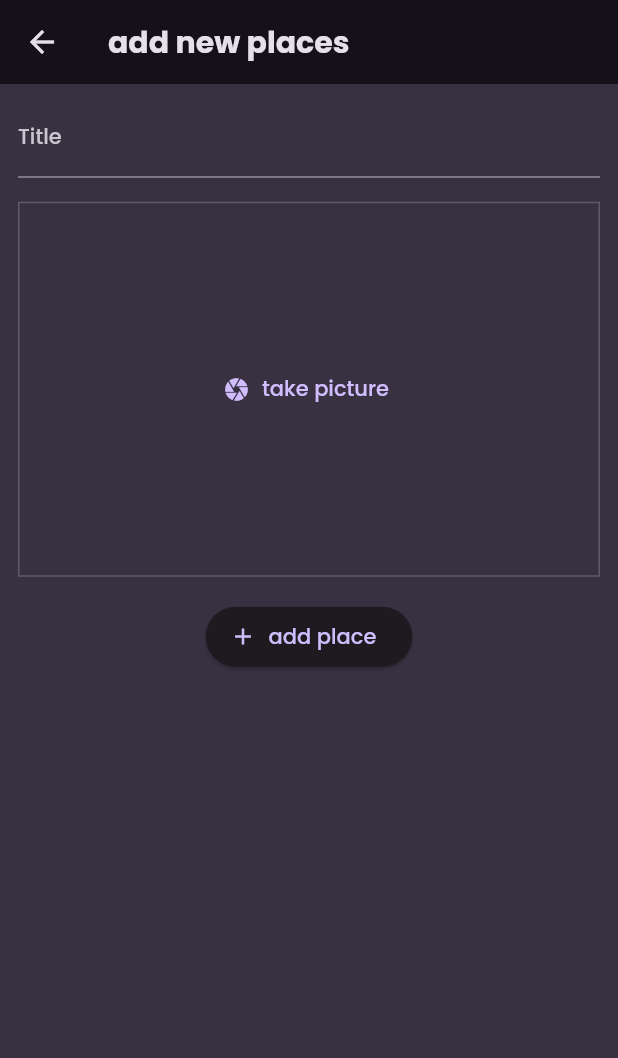
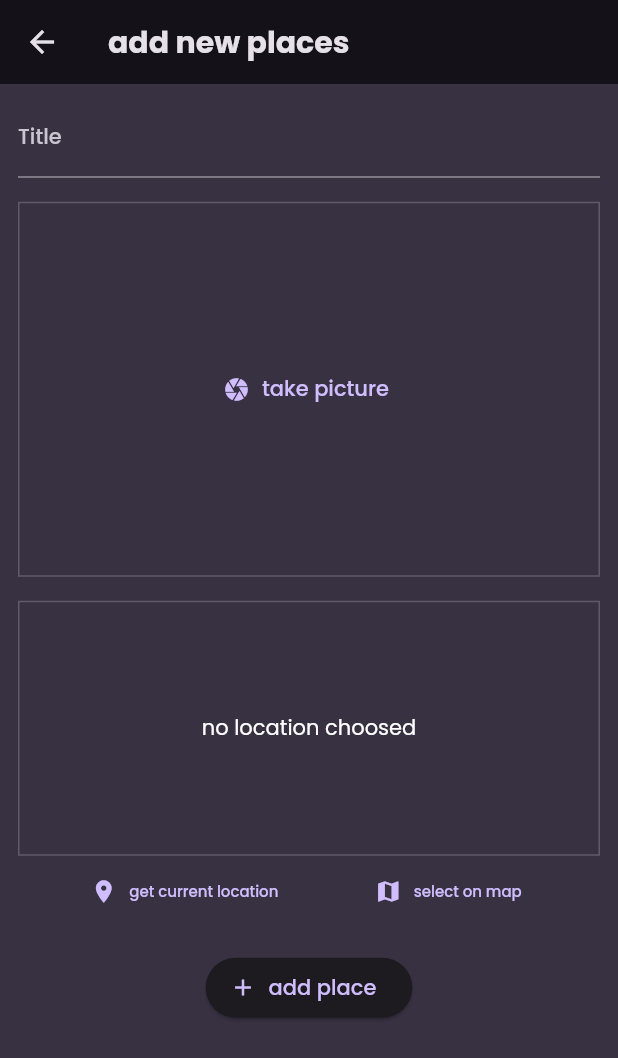
Before and after one commit to simar295/favourite_places_app, a Flutter app: the addplacescreen screen opened directly, on a phone screen of 412 x 824 dp. Shown: the top 1058 px of the screen. Run offline on Flutter 3.47's test engine with Material 2 defaults, Android fonts, the light colour scheme and no system bars; our stand-ins replace flutter_riverpod, google_fonts, image_picker, location, riverpod.

Commit message:
location services funcitonality

```diff
--- a/lib/screens/add_places_screen.dart
+++ b/lib/screens/add_places_screen.dart
@@ -1,5 +1,6 @@
 import 'package:favourite_places_app/providers/managesuserplaces.dart';
 import 'package:favourite_places_app/widgets/imageinput.dart';
+import 'package:favourite_places_app/widgets/locationinput.dart';
 import 'package:flutter/material.dart';
 import 'package:flutter_riverpod/flutter_riverpod.dart';
 import 'dart:io';
@@ -63,6 +64,8 @@ class addplacescreenstate extends ConsumerState<addplacescreen> {
             },
           ),
           SizedBox(height: 16),
+          locationinput(),
+          SizedBox(height: 16),
           ElevatedButton.icon(
             onPressed: saveplace,
             icon: Icon(Icons.add),
--- a/lib/screens/places_detail_screen.dart
+++ b/lib/screens/places_detail_screen.dart
@@ -8,7 +8,7 @@ class placedetail extends StatelessWidget {
 
   @override
   Widget build(BuildContext context) {
-    // TODO: implement build
+
     return Scaffold(
       appBar: AppBar(
         title: Text(place.title),
--- /dev/null
+++ b/lib/widgets/locationinput.dart
@@ -0,0 +1,100 @@
+import 'package:flutter/material.dart';
+import 'package:location/location.dart';
+
+class locationinput extends StatefulWidget {
+  const locationinput({super.key});
+
+  @override
+  State<locationinput> createState() => _locationinputState();
+}
+
+class _locationinputState extends State<locationinput> {
+  Location? pickedlocation;
+
+  var isgettinglocation = false;
+
+////////////////////////////////////////////////////
+
+  void getcurrentlocation() async {
+    Location location = Location();
+
+    bool _serviceEnabled;
+    PermissionStatus permissionGranted;
+    LocationData locationData;
+
+    _serviceEnabled = await location.serviceEnabled();
+    if (!_serviceEnabled) {
+      _serviceEnabled = await location.requestService();
+      if (!_serviceEnabled) {
+        return;
+      }
+    }
+    permissionGranted = await location.hasPermission();
+    if (permissionGranted == PermissionStatus.denied) {
+      permissionGranted = await location.requestPermission();
+      if (permissionGranted != PermissionStatus.granted) {
+        return;
+      }
+    }
+    setState(() {
+      isgettinglocation = true;
+    });
+
+    locationData = await location.getLocation();
+
+    setState(() {
+      isgettinglocation = false;
+    });
+    print(locationData.latitude);
+    print(locationData.longitude);
+  }
+
+/////////////////////////////////////////////////////
+
+  @override
+  Widget build(BuildContext context) {
+    Widget previewcontent = Text(
+      "no location choosed",
+      textAlign: TextAlign.center,
+      style: TextStyle(color: Colors.white),
+    );
+
+    if (isgettinglocation) {
+      previewcontent = CircularProgressIndicator();
+    }
+
+    return Column(
+      children: [
+        Container(
+            alignment: Alignment.center,
+            height: 170,
+            width: double.infinity,
+            decoration: BoxDecoration(
+              border: Border.all(
+                width: 1,
+                color: Colors.white.withOpacity(0.2),
+              ),
+            ),
+            child: previewcontent),
+        Row(mainAxisAlignment: MainAxisAlignment.spaceEvenly, children: [
+          TextButton.icon(
+            onPressed: getcurrentlocation,
+            icon: Icon(Icons.location_on),
+            label: Text(
+              "get current location",
+              style: TextStyle(fontSize: 10),
+            ),
+          ),
+          TextButton.icon(
+            onPressed: () {},
+            icon: Icon(Icons.map),
+            label: Text(
+              "select on map",
+              style: TextStyle(fontSize: 10),
+            ),
+          ),
+        ]),
+      ],
+    );
+  }
+}
--- a/pubspec.yaml
+++ b/pubspec.yaml
@@ -39,6 +39,10 @@ dependencies:
   google_fonts: ^5.1.0
   flutter_riverpod: ^2.3.6
   image_picker: ^1.0.1
+  location: ^5.0.1
+  path_provider: ^2.0.15
+  path: ^1.8.3
+  sqflite: ^2.3.0
 
 dev_dependencies:
   flutter_test:
```
Also changed, not shown: lib/providers/managesuserplaces.dart (+9 -2 lines), pubspec.lock, 2 other files.
